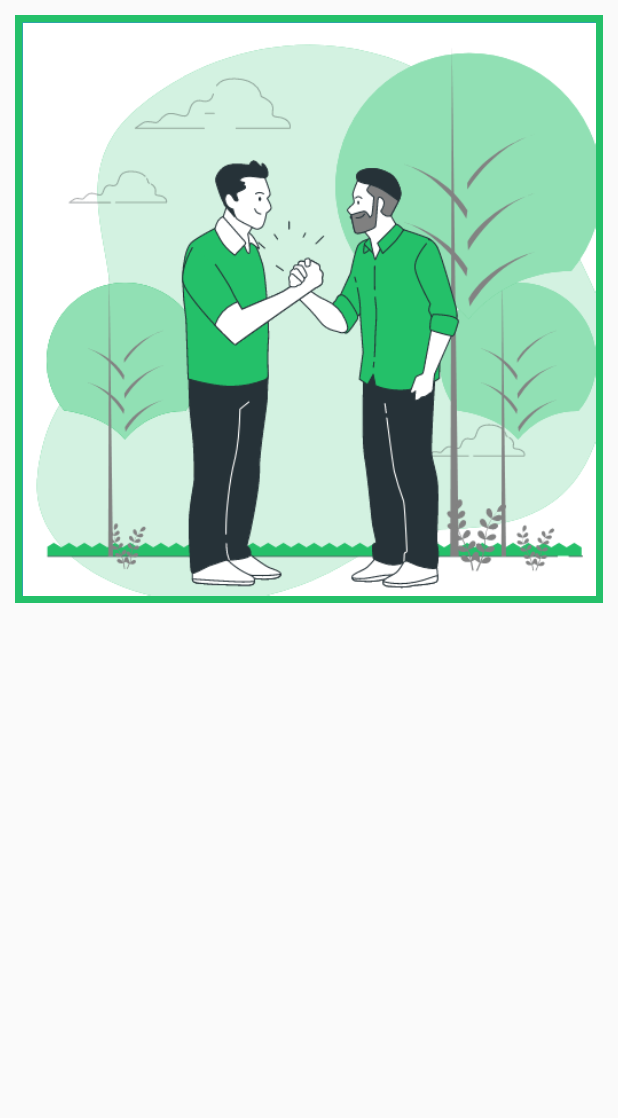
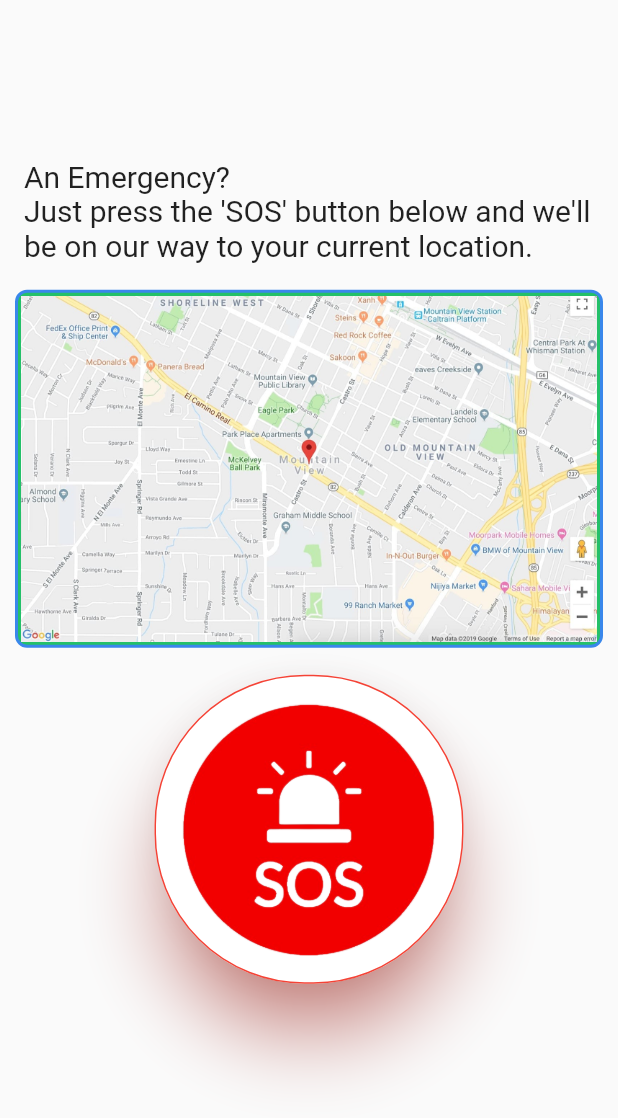
Before and after one commit to rahulsrivastava088/first_helpers_flutter_application, a Flutter app: the SosScreen screen opened directly, on a phone screen of 412 x 824 dp. Shown: the top 1118 px of the screen. Run offline on Flutter 3.47's test engine with Material 2 defaults, Android fonts, the light colour scheme and no system bars; our stand-ins replace curved_navigation_bar, flutter_lorem; missing offline and left inert: gif.

Commit message:
Changes recommited

```diff
--- a/lib/screens/user/sosScreen.dart
+++ b/lib/screens/user/sosScreen.dart
@@ -8,20 +8,53 @@ class SosScreen extends StatelessWidget {
   Widget build(BuildContext context) {
     return Scaffold(
       body: Column(
-        mainAxisAlignment: MainAxisAlignment.spaceBetween,
+        mainAxisAlignment: MainAxisAlignment.center,
         children: [
+          const Padding(
+            padding: EdgeInsets.symmetric(horizontal: 16.0, vertical: 8.0,),
+            child: Text(
+              "An Emergency?\nJust press the 'SOS' button below and we'll be on our way to your current location.",
+              softWrap: true,
+              style: TextStyle(
+                fontSize: 20,
+              ),
+            ),
+          ),
           Container(
             child: Image.asset(
-              'images/login.png',
-              fit: BoxFit.fill,
+              'images/map.png',
             ),
             margin: EdgeInsets.all(10),
+            padding: EdgeInsets.all(2.0),
             decoration: BoxDecoration(
-                color: logoBlue,
+                color: logoGreen,
+                borderRadius: BorderRadius.circular(8.0),
                 border: Border.all(
-                  color: logoGreen,
-                  width: 5,
+                  color: logoBlue,
+                  width: 2,
                 )),
+          ),
+          Padding(
+            padding: const EdgeInsets.only(bottom: 70.0, top: 8,),
+            child: GestureDetector(
+              child: ElevatedButton(
+                style: ButtonStyle(
+                  fixedSize: MaterialStateProperty.all(Size(
+                      MediaQuery.of(context).size.width * 0.5,
+                      MediaQuery.of(context).size.height * 0.25)),
+                  elevation: MaterialStateProperty.all(20),
+                  shadowColor: MaterialStateProperty.all(Colors.red),
+                  backgroundColor: MaterialStateProperty.all(Colors.white),
+                  shape: MaterialStateProperty.all(
+                    RoundedRectangleBorder(
+                        borderRadius: BorderRadius.circular(100.0),
+                        side: BorderSide(color: Colors.red)),
+                  ),
+                ),
+                onPressed: () {},
+                child: Image.asset('images/sos.png'),
+              ),
+            ),
           ),
         ],
       ),
```
Also changed, not shown: lib/screens/user/blogScreen.dart (+47 -15 lines), lib/utilities/blogsCards.dart (+15 -2 lines), images/map.png (added), images/sos.png (added).
